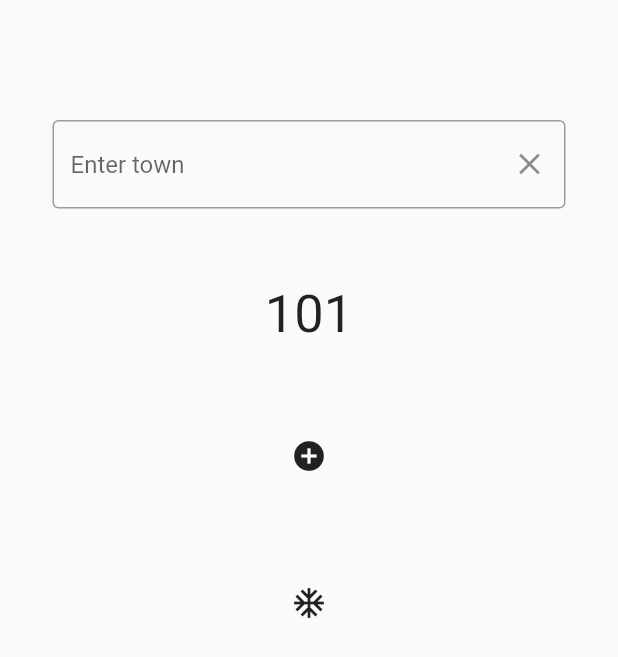
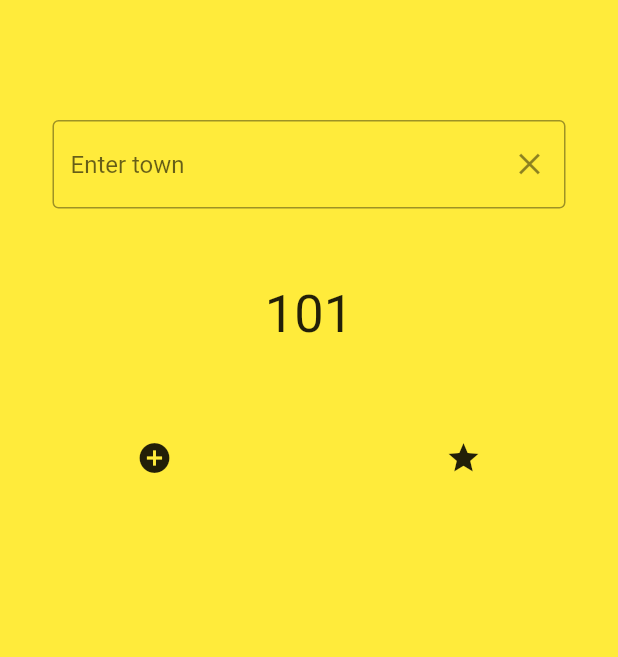
Before and after one commit to DmitryBurov1911/myFlutterSkill, a Flutter app: the screen it shows after launch, after a tap on the "add circle" icon, on a phone screen of 412 x 824 dp. Shown: the top 657 px of the screen. Run offline on Flutter 3.47's test engine with Material 2 defaults, Android fonts, the phone set to English and light mode, and no system bars; our stand-ins replace bloc, dio, flutter_bloc; network calls fail.

```diff
--- a/lib/main.dart
+++ b/lib/main.dart
@@ -1,7 +1,6 @@
 import 'package:flutter/material.dart';
 import 'package:untitled2/calculate/calcur_bloc.dart';
 import 'package:flutter_bloc/flutter_bloc.dart';
-import 'package:untitled2/net/get_picture.dart';
 
 void main() {
   runApp(const MyApp());
@@ -10,11 +9,11 @@ void main() {
 class MyApp extends StatelessWidget {
   const MyApp({super.key});
 
-  // This widget is the root of your application.
   @override
   Widget build(BuildContext context) {
-    return const MaterialApp(
-      home: MyHomePage(),
+    return MaterialApp(
+      home: const MyHomePage(),
+      theme: ThemeData(scaffoldBackgroundColor: Colors.yellow),
     );
   }
 }
@@ -28,6 +27,11 @@ class MyHomePage extends StatefulWidget {
 
 class _MyHomePageState extends State<MyHomePage> {
   final _textController = TextEditingController();
+
+  void showToast(BuildContext context) {
+    final snackBar = SnackBar(content: Text("Added to favorites"));
+    ScaffoldMessenger.of(context).showSnackBar(snackBar);
+  }
 
   @override
   Widget build(BuildContext context) {
@@ -54,37 +58,36 @@ class _MyHomePageState extends State<MyHomePage> {
                                   _textController.clear();
                                 },
                                 icon: const Icon(Icons.clear),
-                              )
-                          ),
+                              )),
                         ),
                       ),
                       const SizedBox(height: 50),
                       Text(state.toString(),
                           style: const TextStyle(fontSize: 35)),
-
                       const SizedBox(height: 50),
 
+                      Row(
+                        mainAxisAlignment: MainAxisAlignment.spaceEvenly,
+                        children: [
                           IconButton(
                               onPressed: () {
-                            bloc.add(
-                                CalculIncrementEvent(
-                                _textController.value.text.toString()
-                            ));
+                                bloc.add(CalculIncrementEvent(
+                                    _textController.value.text.toString()));
                               },
                               icon: const Icon(
-                            Icons.add_circle_sharp,)
+                                Icons.add_circle_sharp,
+                              )),
+                          const SizedBox(height: 50),
+                          IconButton(
+                              onPressed: () {
+                                showToast(context);
+                              },
+                              icon: const Icon(Icons.star),
+                          ),
+                        ],
                       ),
 
-                      const SizedBox(height: 50),
-
-                      IconButton(
-                          onPressed: () async {
-                            await getHttp("BTC");
-                          },
-                          icon: const Icon(Icons.ac_unit_outlined)),
-
-                      if (state == "null")
-                        const Text("Вы ничего не ввели"),
+                      if (state == "null") const Text("Вы ничего не ввели"),
                     ],
                   ),
                 ),
--- a/lib/net/get_picture.dart
+++ b/lib/net/get_picture.dart
@@ -3,9 +3,10 @@ import 'package:dio/dio.dart';
 final dio = Dio();
 
 Future<String> getHttp(String town) async {
-    print(town);
+    const appid = "66890adabb2e91b0425812172b39d5f4";
+
     final response = await dio.get(
-        "https://min-api.cryptocompare.com/data/price?fsym=$town&tsyms=USD");
-    final getUSD = response.data["USD"];
-    return getUSD.toString();
+        "https://samples.openweathermap.org/data/2.5/weather?q=$town&appid=$appid");
+    final getTemp = response.data['main']['temp'];
+    return getTemp.toString();
 }
```
Lines whose indentation alone changed are shown as unchanged.
